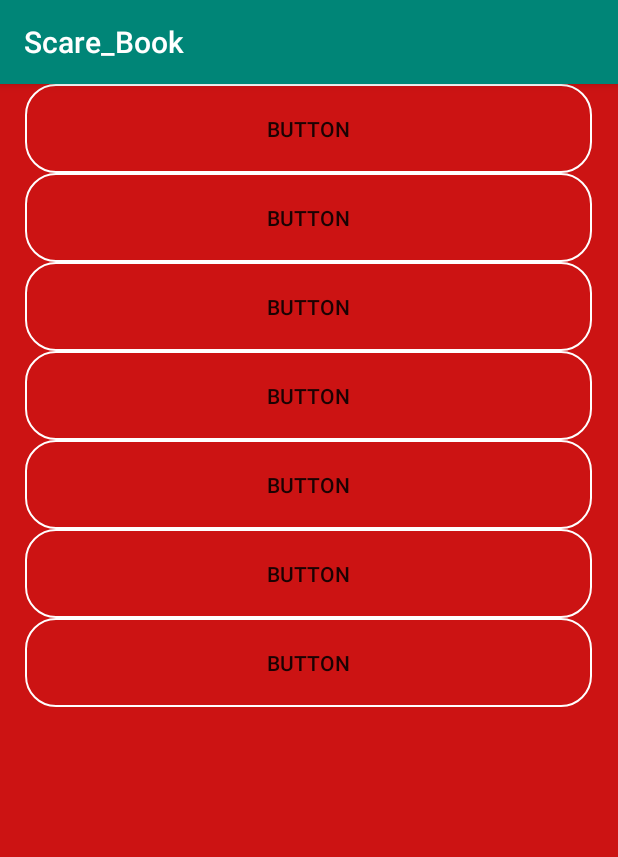
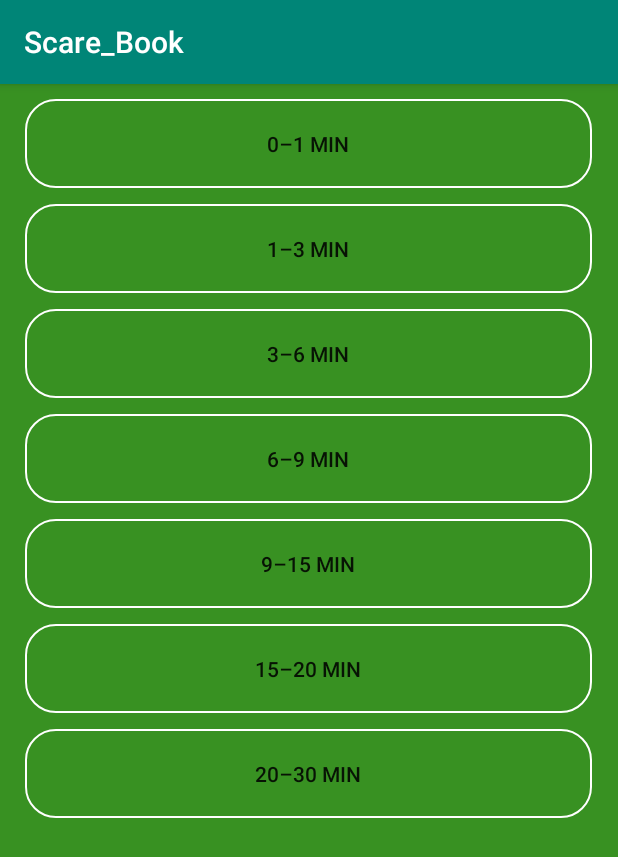
Before and after one commit to SYVYUA/Horror_Stories, an Android app: the ListDuration screen opened directly, with no data from a screen before it, on a phone screen of 412 x 824 dp. Shown: the top 857 px of the screen. Run offline under Robolectric (Android 15) with nearby library versions, the phone set to English and light mode, and no system bars.

Commit message:
edit ListDuration.class

```diff
--- a/app/src/main/res/layout/activity_list_duration.xml
+++ b/app/src/main/res/layout/activity_list_duration.xml
@@ -3,7 +3,7 @@
     xmlns:app="http://schemas.android.com/apk/res-auto"
     xmlns:tools="http://schemas.android.com/tools"
     android:orientation="vertical"
-    android:background="#CC1313"
+    android:background="#389122"
     android:layout_width="match_parent"
     android:layout_height="match_parent"
     tools:context=".duration.ListDuration">
@@ -13,58 +13,65 @@
         android:layout_width="378dp"
         android:layout_height="59dp"
         android:layout_gravity="center"
+        android:layout_marginTop="10dp"
+        android:layout_marginBottom="5dp"
         android:background="@drawable/buttons"
-        android:text="@string/button"
-        tools:text="0-1 min" />
+        android:text="@string/_0_1_min" />
     <Button
         android:id="@+id/button1_3"
         android:layout_width="378dp"
         android:layout_height="59dp"
         android:layout_gravity="center"
+        android:layout_marginTop="5dp"
+        android:layout_marginBottom="5dp"
         android:background="@drawable/buttons"
-        android:text="@string/button"
-        tools:text="1-3 min" />
+        android:text="@string/_1_3_min" />
     <Button
         android:id="@+id/button3_6"
         android:layout_width="378dp"
         android:layout_height="59dp"
         android:layout_gravity="center"
+        android:layout_marginTop="5dp"
+        android:layout_marginBottom="5dp"
         android:background="@drawable/buttons"
-        android:text="@string/button"
-        tools:text="3-6 min" />
+        android:text="@string/_3_6_min" />
     <Button
         android:id="@+id/button6_9"
         android:layout_width="378dp"
         android:layout_height="59dp"
         android:layout_gravity="center"
+        android:layout_marginTop="5dp"
+        android:layout_marginBottom="5dp"
         android:background="@drawable/buttons"
-        android:text="@string/button"
-        tools:text="6-9 min" />
+        android:text="@string/_6_9_min" />
     <Button
         android:id="@+id/button9_15"
         android:layout_width="378dp"
         android:layout_height="59dp"
         android:layout_gravity="center"
+        android:layout_marginTop="5dp"
+        android:layout_marginBottom="5dp"
         android:background="@drawable/buttons"
-        android:text="@string/button"
-        tools:text="9-15 min" />
+        android:text="@string/_9_15_min" />
 
     <Button
         android:id="@+id/button15_20"
         android:layout_width="378dp"
         android:layout_height="59dp"
         android:layout_gravity="center"
+        android:layout_marginTop="5dp"
+        android:layout_marginBottom="5dp"
         android:background="@drawable/buttons"
-        android:text="@string/button"
-        tools:text="15-20 min" />
+        android:text="@string/_15_20_min" />
     <Button
         android:id="@+id/button20_30"
         android:layout_width="378dp"
         android:layout_height="59dp"
         android:layout_gravity="center"
+        android:layout_marginTop="5dp"
+        android:layout_marginBottom="5dp"
         android:background="@drawable/buttons"
-        android:text="@string/button"
-        tools:text="20-30 min" />
+        android:text="@string/_20_30_min" />
 
 
 
--- a/app/src/main/res/values/strings.xml
+++ b/app/src/main/res/values/strings.xml
@@ -2,5 +2,11 @@
     <string name="app_name">Scare_Book</string>
     <string name="durText">Duration</string>
     <string name="giftText">Gift</string>
-    <string name="button">Button</string>
+    <string name="_0_1_min">0–1 min</string>
+    <string name="_1_3_min">1–3 min</string>
+    <string name="_3_6_min">3–6 min</string>
+    <string name="_6_9_min">6–9 min</string>
+    <string name="_9_15_min">9–15 min</string>
+    <string name="_15_20_min">15–20 min</string>
+    <string name="_20_30_min">20–30 min</string>
 </resources>
```
